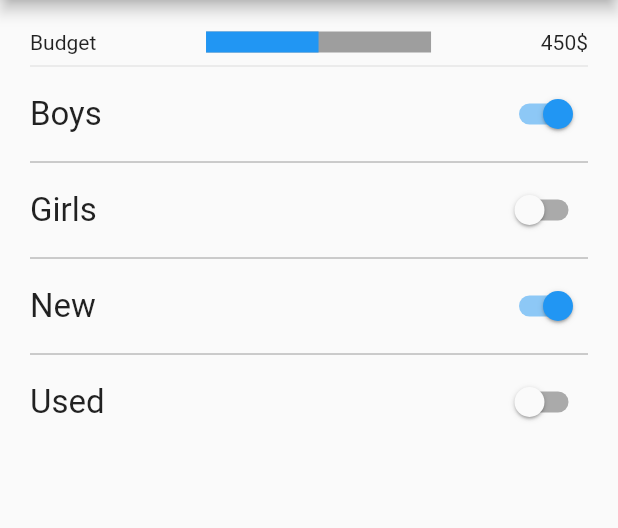
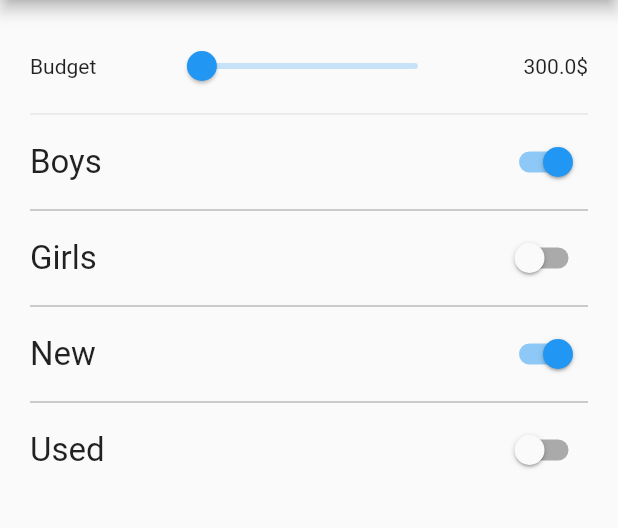
Before and after one commit to HeshamReffat/Screens-Task, a Flutter app: the FilterScreen screen opened by its route, on a phone screen of 412 x 824 dp, the part 84-612 px from its top. Run offline on Flutter 3.47's test engine with Material 2 defaults, Android fonts, the phone set to English and light mode, and no system bars; drawn by our look-alikes of percent_indicator; our stand-ins replace email_validator.

```diff
--- a/lib/Screens/Filter.dart
+++ b/lib/Screens/Filter.dart
@@ -11,6 +11,7 @@ class FilterScreen extends StatefulWidget {
 }
 
 class _FilterScreenState extends State<FilterScreen> {
+  var value = 300.0;
   List<bool> _values = [true, false, true, false, true, false];
   @override
   Widget build(BuildContext context) {
@@ -29,14 +30,17 @@ class _FilterScreenState extends State<FilterScreen> {
                 mainAxisAlignment: MainAxisAlignment.spaceBetween,
                 children: [
                   Text('Budget'),
-                  LinearPercentIndicator(
-                    width: 170.0,
-                    lineHeight: 14.0,
-                    percent: 0.5,
-                    backgroundColor: Colors.grey,
-                    progressColor: Colors.blue,
+                  Slider(
+                    value: value.toDouble(),
+                    min: 300.0,
+                    max: 1000.0,
+                    onChanged: (val){
+                      setState(() {
+                        value = val.roundToDouble();
+                      });
+                    },
                   ),
-                  Text('450\$'),
+                  Text('$value\$'),
                 ],
               ),
               Divider(),
--- a/pubspec.yaml
+++ b/pubspec.yaml
@@ -29,6 +29,7 @@ dependencies:
   # Use with the CupertinoIcons class for iOS style icons.
   cupertino_icons: ^1.0.0
   percent_indicator: ^2.1.8
+  email_validator: ^1.0.6
 
 dev_dependencies:
   flutter_test:
```
Also changed, not shown: lib/Screens/Loginpage.dart (+12 -5 lines), lib/Screens/SignupPage.dart (+16 -6 lines), lib/Screens/completeprofile.dart (+15 -5 lines), pubspec.lock.
